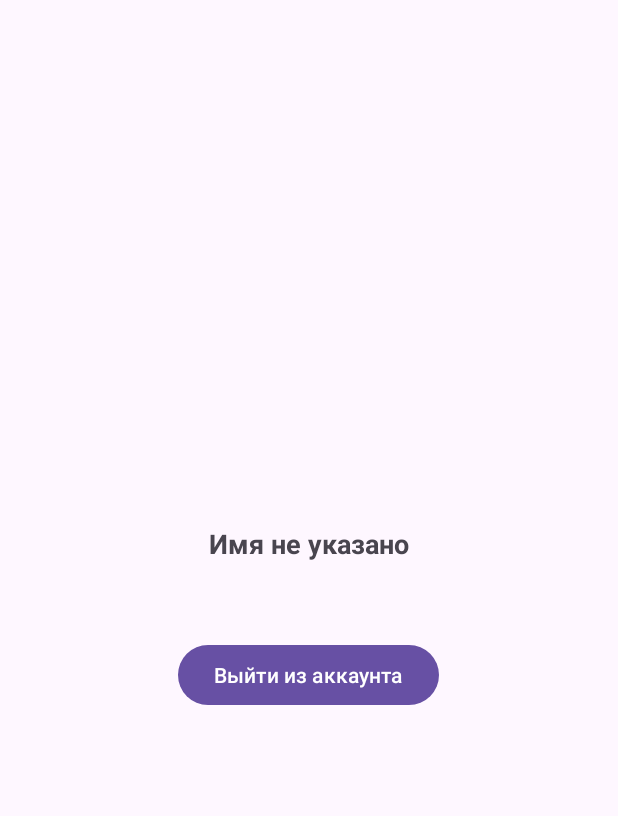
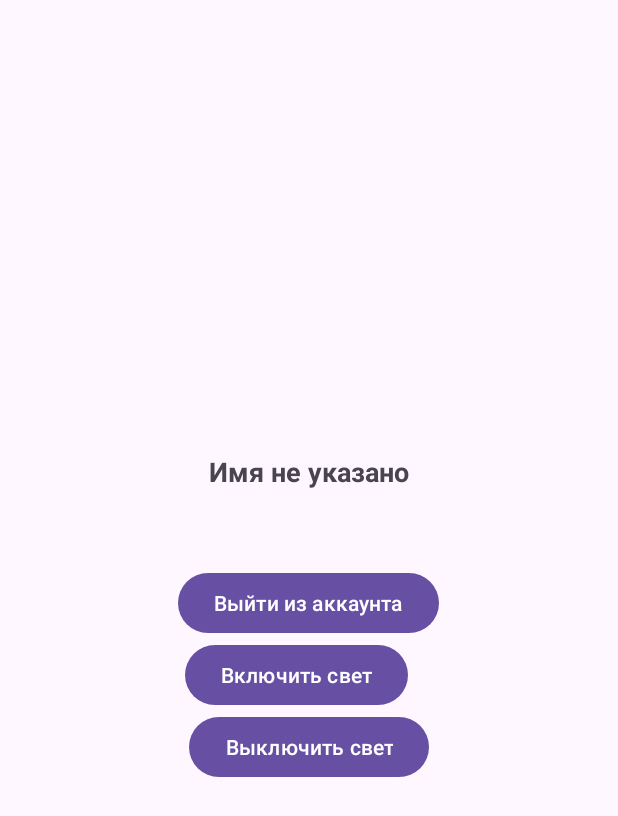
Before and after one commit to Ezu46/stepler, an Android app: the screen it shows after launch once a user with an empty profile is signed in (HomeActivity), after a tap on "Выйти из аккаунта", on a phone screen of 412 x 824 dp. Shown: the top 816 px of the screen. Run offline under Robolectric (Android 15) with nearby library versions, the phone set to English and light mode, and no system bars; our stand-ins replace Firebase (no records; nobody signed in at launch, a user with empty details on screens opened directly).

Commit message:
lirili larila

```diff
--- a/app/src/main/AndroidManifest.xml
+++ b/app/src/main/AndroidManifest.xml
@@ -1,6 +1,7 @@
 <?xml version="1.0" encoding="utf-8"?>
 <manifest xmlns:android="http://schemas.android.com/apk/res/android"
     xmlns:tools="http://schemas.android.com/tools">
+    <uses-permission android:name="android.permission.INTERNET" />
 
     <application
         android:allowBackup="true"
@@ -11,6 +12,7 @@
         android:roundIcon="@mipmap/ic_launcher_round"
         android:supportsRtl="true"
         android:theme="@style/Theme.Stepler"
+        android:networkSecurityConfig="@xml/network_security_config"
         tools:targetApi="31">
         <activity
             android:name=".HomeActivity"
--- a/app/src/main/java/com/example/stepler/HomeActivity.java
+++ b/app/src/main/java/com/example/stepler/HomeActivity.java
@@ -4,9 +4,11 @@ import android.content.Intent;
 import android.os.Bundle;
 import android.widget.Button;
 import android.widget.TextView;
+import android.widget.Toast;
 
 import androidx.activity.EdgeToEdge;
 import androidx.annotation.NonNull;
+import androidx.appcompat.app.AlertDialog;
 import androidx.appcompat.app.AppCompatActivity;
 import androidx.core.graphics.Insets;
 import androidx.core.view.ViewCompat;
@@ -20,12 +22,20 @@ import com.google.firebase.database.DatabaseReference;
 import com.google.firebase.database.FirebaseDatabase;
 import com.google.firebase.database.ValueEventListener;
 
+import java.net.HttpURLConnection;
+import java.net.URL;
+import java.util.concurrent.ExecutorService;
+import java.util.concurrent.Executors;
+
 public class HomeActivity extends AppCompatActivity {
 
     private TextView tvUserName, tvUserEmail;
     private Button btnLogout;
     private FirebaseAuth mAuth;
     private DatabaseReference mDatabase;
+    private Button btnLedOn, btnLedOff;
+    private final ExecutorService executor = Executors.newSingleThreadExecutor();
+    private final String BASE_URL = "http://172.16.17.236/led/";
 
     @Override
     protected void onCreate(Bundle savedInstanceState) {
@@ -36,6 +46,9 @@ public class HomeActivity extends AppCompatActivity {
         tvUserName = findViewById(R.id.tvUserName);
         tvUserEmail = findViewById(R.id.tvUserEmail);
         btnLogout = findViewById(R.id.btnLogout);
+        btnLedOn = findViewById(R.id.btnLedOn);
+        btnLedOff = findViewById(R.id.btnLedOff);
+        setupLedControls();
 
         mAuth = FirebaseAuth.getInstance();
         mDatabase = FirebaseDatabase.getInstance().getReference("users");
@@ -52,6 +65,48 @@ public class HomeActivity extends AppCompatActivity {
 
         // Обработчик выхода
         btnLogout.setOnClickListener(v -> logoutUser());
+    }
+    private void setupLedControls() {
+        btnLedOn.setOnClickListener(v -> sendLedCommand("on"));
+        btnLedOff.setOnClickListener(v -> sendLedCommand("off"));
+    }
+
+    private void sendLedCommand(String action) {
+        executor.execute(() -> {
+            try {
+                URL url = new URL(BASE_URL + action);
+                HttpURLConnection connection = (HttpURLConnection) url.openConnection();
+                connection.setRequestMethod("GET");
+                connection.setConnectTimeout(3000);
+
+                int responseCode = connection.getResponseCode();
+                runOnUiThread(() -> {
+                    if (responseCode == 200) {
+                        Toast.makeText(this, "LED " + action.toUpperCase(), Toast.LENGTH_SHORT).show();
+                    } else {
+                        showError("Ошибка: код " + responseCode);
+                    }
+                });
+
+                connection.disconnect();
+            } catch (Exception e) {
+                runOnUiThread(() -> showError(e.getMessage()));
+            }
+        });
+    }
+
+    private void showError(String message) {
+        new AlertDialog.Builder(this)
+                .setTitle("Ошибка")
+                .setMessage(message)
+                .setPositiveButton("OK", null)
+                .show();
+    }
+
+    @Override
+    protected void onDestroy() {
+        executor.shutdown();
+        super.onDestroy();
     }
 
     private void loadUserData() {
@@ -96,4 +151,7 @@ public class HomeActivity extends AppCompatActivity {
             finish();
         }
     }
+
+
+
 }
--- a/app/src/main/res/layout/activity_home.xml
+++ b/app/src/main/res/layout/activity_home.xml
@@ -33,4 +33,17 @@
         android:layout_marginTop="24dp"
         android:text="Выйти из аккаунта"/>
 
+    <Button
+        android:id="@+id/btnLedOn"
+        android:layout_width="wrap_content"
+        android:layout_height="wrap_content"
+        android:text="Включить свет"
+        android:layout_marginEnd="8dp"/>
+
+    <Button
+        android:id="@+id/btnLedOff"
+        android:layout_width="wrap_content"
+        android:layout_height="wrap_content"
+        android:text="Выключить свет"/>
+
 </LinearLayout>
```
Also changed, not shown: app/src/main/res/xml/network_security_config.xml (added, +8 -0 lines).
